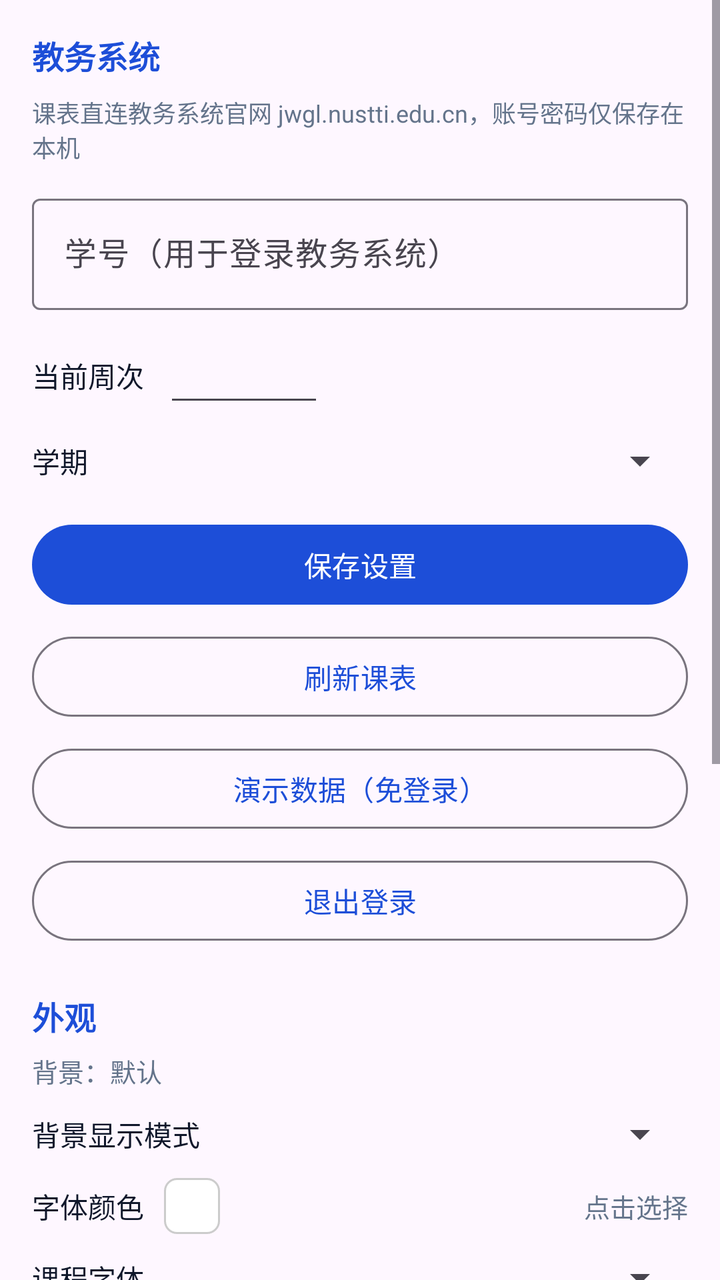
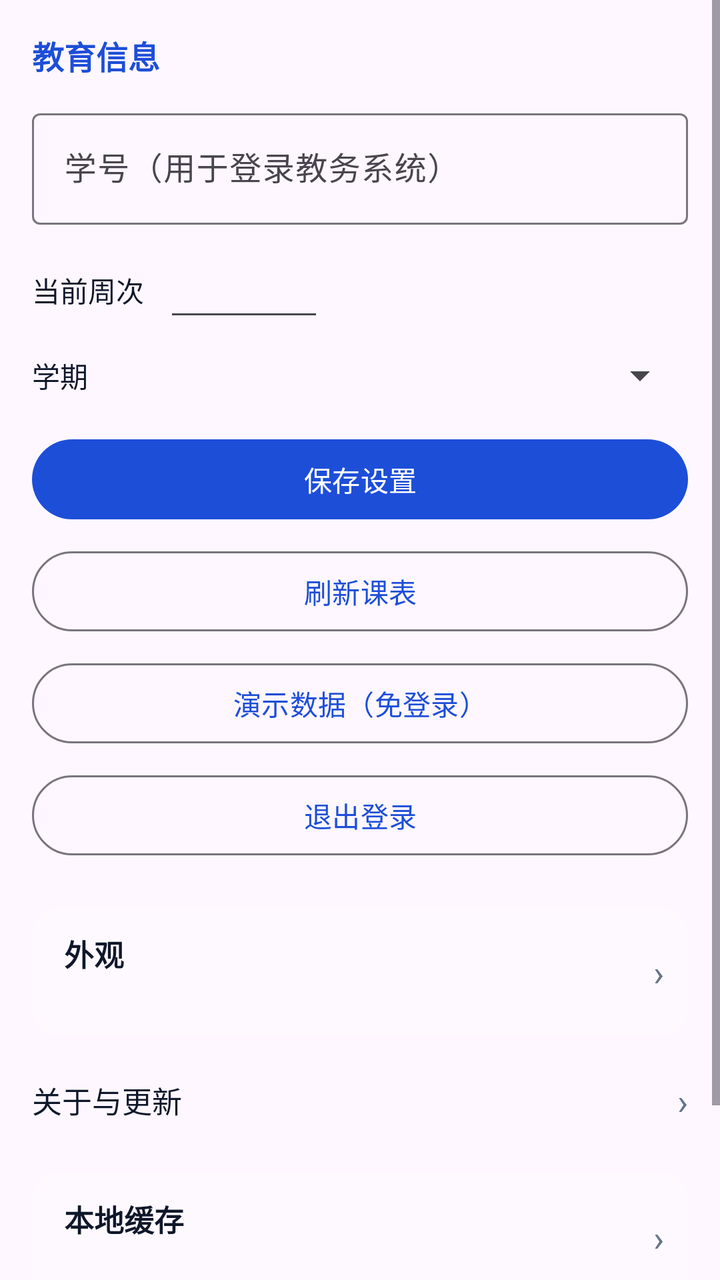

The first picture is an Android layout as it rendered before a commit; the second is the same layout after the commit. The layout source and the unified diff follow.
<!-- AndroidManifest.xml: application theme Theme.NusttiTimetable -->
<!-- res/layout/fragment_settings.xml -->
<?xml version="1.0" encoding="utf-8"?>
<ScrollView xmlns:android="http://schemas.android.com/apk/res/android"
    android:layout_width="match_parent"
    android:layout_height="match_parent"
    android:background="@android:color/transparent">

    <LinearLayout
        android:layout_width="match_parent"
        android:layout_height="wrap_content"
        android:orientation="vertical"
        android:padding="16dp">

        <TextView
            android:layout_width="wrap_content"
            android:layout_height="wrap_content"
            android:text="教务系统"
            android:textColor="@color/brand"
            android:textSize="16sp"
            android:textStyle="bold" />

        <TextView
            android:layout_width="match_parent"
            android:layout_height="wrap_content"
            android:layout_marginTop="8dp"
            android:text="@string/tip_jwgl"
            android:textColor="@color/text_secondary"
            android:textSize="12sp" />

        <com.google.android.material.textfield.TextInputLayout
            android:layout_width="match_parent"
            android:layout_height="wrap_content"
            android:layout_marginTop="12dp"
            android:hint="学号（用于登录教务系统）">

            <com.google.android.material.textfield.TextInputEditText
                android:id="@+id/etStudentId"
                android:layout_width="match_parent"
                android:layout_height="wrap_content"
                android:inputType="text"
                android:singleLine="true" />
        </com.google.android.material.textfield.TextInputLayout>

        <LinearLayout
            android:layout_width="match_parent"
            android:layout_height="wrap_content"
            android:layout_marginTop="12dp"
            android:gravity="center_vertical"
            android:orientation="horizontal">

            <TextView
                android:layout_width="wrap_content"
                android:layout_height="wrap_content"
                android:text="当前周次"
                android:textColor="@color/text_primary"
                android:textSize="14sp" />

            <EditText
                android:id="@+id/etWeek"
                android:layout_width="80dp"
                android:layout_height="wrap_content"
                android:layout_marginStart="10dp"
                android:inputType="number"
                android:singleLine="true" />

            <TextView
                android:id="@+id/tvWeekRange"
                android:layout_width="0dp"
                android:layout_height="wrap_content"
                android:layout_marginStart="10dp"
                android:layout_weight="1"
                android:textColor="@color/text_secondary"
                android:textSize="12sp" />
        </LinearLayout>

        <LinearLayout
            android:layout_width="match_parent"
            android:layout_height="wrap_content"
            android:layout_marginTop="10dp"
            android:gravity="center_vertical"
            android:orientation="horizontal">

            <TextView
                android:layout_width="wrap_content"
                android:layout_height="wrap_content"
                android:text="学期"
                android:textColor="@color/text_primary"
                android:textSize="14sp" />

            <Spinner
                android:id="@+id/spTerm"
                android:layout_width="0dp"
                android:layout_height="wrap_content"
                android:layout_marginStart="10dp"
                android:layout_weight="1" />
        </LinearLayout>

        <Button
            android:id="@+id/btnSave"
            android:layout_width="match_parent"
            android:layout_height="wrap_content"
            android:layout_marginTop="16dp"
            android:text="@string/action_save"
            android:textAllCaps="false" />

        <Button
            android:id="@+id/btnRefresh"
            style="?attr/materialButtonOutlinedStyle"
            android:layout_width="match_parent"
            android:layout_height="wrap_content"
            android:layout_marginTop="8dp"
            android:text="@string/action_refresh"
            android:textAllCaps="false" />

        <Button
            android:id="@+id/btnDemo"
            style="?attr/materialButtonOutlinedStyle"
            android:layout_width="match_parent"
            android:layout_height="wrap_content"
            android:layout_marginTop="8dp"
            android:text="@string/action_demo"
            android:textAllCaps="false" />

        <Button
            android:id="@+id/btnLogout"
            style="?attr/materialButtonOutlinedStyle"
            android:layout_width="match_parent"
            android:layout_height="wrap_content"
            android:layout_marginTop="8dp"
            android:text="@string/action_logout"
            android:textAllCaps="false" />

        <TextView
            android:layout_width="wrap_content"
            android:layout_height="wrap_content"
            android:layout_marginTop="22dp"
            android:text="外观"
            android:textColor="@color/brand"
            android:textSize="16sp"
            android:textStyle="bold" />

        <TextView
            android:id="@+id/tvBgStatus"
            android:layout_width="match_parent"
            android:layout_height="wrap_content"
            android:layout_marginTop="6dp"
            android:text="背景：默认"
            android:textColor="@color/text_secondary"
            android:textSize="13sp" />

        <LinearLayout
            android:layout_width="match_parent"
            android:layout_height="wrap_content"
            android:layout_marginTop="10dp"
            android:gravity="center_vertical"
            android:orientation="horizontal">

            <TextView
                android:layout_width="wrap_content"
                android:layout_height="wrap_content"
                android:text="背景显示模式"
                android:textColor="@color/text_primary"
                android:textSize="14sp" />

            <Spinner
                android:id="@+id/spBgMode"
                android:layout_width="0dp"
                android:layout_height="wrap_content"
                android:layout_marginStart="10dp"
                android:layout_weight="1" />
        </LinearLayout>

        <LinearLayout
            android:id="@+id/rowFontColor"
            android:layout_width="match_parent"
            android:layout_height="wrap_content"
            android:layout_marginTop="10dp"
            android:clickable="true"
            android:focusable="true"
            android:gravity="center_vertical"
            android:orientation="horizontal">

            <TextView
                android:layout_width="wrap_content"
                android:layout_height="wrap_content"
                android:text="字体颜色"
                android:textColor="@color/text_primary"
                android:textSize="14sp" />

            <View
                android:id="@+id/vFontColorPreview"
                android:layout_width="28dp"
                android:layout_height="28dp"
                android:layout_marginStart="10dp"
                android:background="@drawable/bg_color_preview" />

            <TextView
                android:id="@+id/tvFontColorHint"
                android:layout_width="0dp"
                android:layout_height="wrap_content"
                android:layout_marginStart="10dp"
                android:layout_weight="1"
                android:gravity="end"
                android:text="点击选择"
                android:textColor="@color/text_secondary"
                android:textSize="13sp" />
        </LinearLayout>

        <LinearLayout
            android:layout_width="match_parent"
            android:layout_height="wrap_content"
            android:layout_marginTop="10dp"
            android:gravity="center_vertical"
            android:orientation="horizontal">

            <TextView
                android:layout_width="wrap_content"
                android:layout_height="wrap_content"
                android:text="课程字体"
                android:textColor="@color/text_primary"
                android:textSize="14sp" />

            <Spinner
                android:id="@+id/spFontFamily"
                android:layout_width="0dp"
                android:layout_height="wrap_content"
                android:layout_marginStart="10dp"
                android:layout_weight="1" />
        </LinearLayout>

        <Button
            android:id="@+id/btnPickBackground"
            style="?attr/materialButtonOutlinedStyle"
            android:layout_width="match_parent"
            android:layout_height="wrap_content"
            android:layout_marginTop="8dp"
            android:text="选择背景图片"
            android:textAllCaps="false" />

        <Button
            android:id="@+id/btnResetBackground"
            style="?attr/materialButtonOutlinedStyle"
            android:layout_width="match_parent"
            android:layout_height="wrap_content"
            android:layout_marginTop="8dp"
            android:text="恢复默认背景"
            android:textAllCaps="false" />

        <LinearLayout
            android:layout_width="match_parent"
            android:layout_height="wrap_content"
            android:layout_marginTop="14dp"
            android:gravity="center_vertical"
            android:orientation="horizontal">

            <TextView
                android:layout_width="wrap_content"
                android:layout_height="wrap_content"
                android:text="课程块透明度"
                android:textColor="@color/text_primary"
                android:textSize="14sp" />

            <TextView
                android:id="@+id/tvBlockAlpha"
                android:layout_width="wrap_content"
                android:layout_height="wrap_content"
                android:layout_marginStart="8dp"
                android:text="85%"
                android:textColor="@color/text_secondary"
                android:textSize="13sp" />

            <View
                android:layout_width="0dp"
                android:layout_height="1dp"
                android:layout_weight="1" />

            <TextView
                android:id="@+id/btnResetBlockAlpha"
                android:layout_width="wrap_content"
                android:layout_height="wrap_content"
                android:clickable="true"
                android:focusable="true"
                android:text="恢复默认"
                android:textColor="@color/brand"
                android:textSize="13sp" />
        </LinearLayout>

        <SeekBar
            android:id="@+id/sbBlockAlpha"
            android:layout_width="match_parent"
            android:layout_height="wrap_content"
            android:layout_marginTop="2dp"
            android:max="100"
            android:progress="85" />

        <TextView
            android:layout_width="match_parent"
            android:layout_height="wrap_content"
            android:text="数值越低，课程块越透明、自定义背景越清晰；建议不低于 60% 以保证课程文字可读。"
            android:textColor="@color/text_secondary"
            android:textSize="12sp" />

        <LinearLayout
            android:id="@+id/rowAbout"
            android:layout_width="match_parent"
            android:layout_height="wrap_content"
            android:layout_marginTop="22dp"
            android:clickable="true"
            android:focusable="true"
            android:gravity="center_vertical"
            android:orientation="horizontal"
            android:paddingTop="10dp"
            android:paddingBottom="10dp">

            <TextView
                android:layout_width="wrap_content"
                android:layout_height="wrap_content"
                android:text="关于与更新"
                android:textColor="@color/text_primary"
                android:textSize="15sp" />

            <View
                android:layout_width="0dp"
                android:layout_height="1dp"
                android:layout_weight="1" />

            <TextView
                android:id="@+id/tvAboutVersion"
                android:layout_width="wrap_content"
                android:layout_height="wrap_content"
                android:textColor="@color/text_secondary"
                android:textSize="13sp" />

            <TextView
                android:layout_width="wrap_content"
                android:layout_height="wrap_content"
                android:layout_marginStart="6dp"
                android:text="›"
                android:textColor="@color/text_secondary"
                android:textSize="18sp" />
        </LinearLayout>

        <TextView
            android:layout_width="wrap_content"
            android:layout_height="wrap_content"
            android:layout_marginTop="22dp"
            android:text="本地缓存"
            android:textColor="@color/brand"
            android:textSize="16sp"
            android:textStyle="bold" />

        <TextView
            android:id="@+id/tvCacheInfo"
            android:layout_width="match_parent"
            android:layout_height="wrap_content"
            android:layout_marginTop="6dp"
            android:textColor="@color/text_secondary"
            android:textSize="13sp" />

        <TextView
            android:layout_width="wrap_content"
            android:layout_height="wrap_content"
            android:layout_marginTop="22dp"
            android:text="数据来源"
            android:textColor="@color/brand"
            android:textSize="16sp"
            android:textStyle="bold" />

        <TextView
            android:id="@+id/tvApiList"
            android:layout_width="match_parent"
            android:layout_height="wrap_content"
            android:layout_marginTop="6dp"
            android:textColor="@color/text_secondary"
            android:textSize="13sp" />
    </LinearLayout>
</ScrollView>
<!-- resources referenced by this layout -->
<resources>
  <color name="brand">#1D4ED8</color>
  <color name="text_primary">#0F172A</color>
  <color name="text_secondary">#64748B</color>
  <!-- drawable bg_color_preview (drawable) -->
  <?xml version="1.0" encoding="utf-8"?>
  <shape xmlns:android="http://schemas.android.com/apk/res/android">
      <corners android:radius="6dp" />
      <solid android:color="#FFFFFFFF" />
      <stroke android:width="1dp" android:color="#CCCCCC" />
  </shape>
  <string name="action_demo">演示数据（免登录）</string>
  <string name="action_logout">退出登录</string>
  <string name="action_refresh">刷新课表</string>
  <string name="action_save">保存设置</string>
  <string name="tip_jwgl">课表直连教务系统官网 jwgl.nustti.edu.cn，账号密码仅保存在本机</string>
  <style name="Theme.NusttiTimetable" parent="Theme.Material3.DayNight.NoActionBar">
          <item name="colorPrimary">@color/brand</item>
          <item name="colorPrimaryDark">@color/brand_dark</item>
          <item name="colorOnPrimary">@color/white</item>
          <item name="android:statusBarColor" tools:targetApi="l">@color/brand_dark</item>
      </style>
  <color name="brand_dark">#0F172A</color>
  <color name="white">#FFFFFFFF</color>
</resources>

<!-- the commit's change to res/layout/fragment_settings.xml (unified diff, before → after) -->
@@ -13,19 +13,11 @@
         <TextView
             android:layout_width="wrap_content"
             android:layout_height="wrap_content"
-            android:text="教务系统"
+            android:text="教育信息"
             android:textColor="@color/brand"
             android:textSize="16sp"
             android:textStyle="bold" />
 
-        <TextView
-            android:layout_width="match_parent"
-            android:layout_height="wrap_content"
-            android:layout_marginTop="8dp"
-            android:text="@string/tip_jwgl"
-            android:textColor="@color/text_secondary"
-            android:textSize="12sp" />
-
         <com.google.android.material.textfield.TextInputLayout
             android:layout_width="match_parent"
             android:layout_height="wrap_content"
@@ -129,184 +121,62 @@
             android:text="@string/action_logout"
             android:textAllCaps="false" />
 
-        <TextView
-            android:layout_width="wrap_content"
+        
+        <LinearLayout
+            android:id="@+id/rowAppearance"
+            android:layout_width="match_parent"
             android:layout_height="wrap_content"
             android:layout_marginTop="22dp"
-            android:text="外观"
-            android:textColor="@color/brand"
-            android:textSize="16sp"
-            android:textStyle="bold" />
-
-        <TextView
-            android:id="@+id/tvBgStatus"
-            android:layout_width="match_parent"
-            android:layout_height="wrap_content"
-            android:layout_marginTop="6dp"
-            android:text="背景：默认"
-            android:textColor="@color/text_secondary"
-            android:textSize="13sp" />
-
-        <LinearLayout
-            android:layout_width="match_parent"
-            android:layout_height="wrap_content"
-            android:layout_marginTop="10dp"
-            android:gravity="center_vertical"
-            android:orientation="horizontal">
-
-            <TextView
-                android:layout_width="wrap_content"
-                android:layout_height="wrap_content"
-                android:text="背景显示模式"
-                android:textColor="@color/text_primary"
-                android:textSize="14sp" />
-
-            <Spinner
-                android:id="@+id/spBgMode"
-                android:layout_width="0dp"
-                android:layout_height="wrap_content"
-                android:layout_marginStart="10dp"
-                android:layout_weight="1" />
-        </LinearLayout>
-
-        <LinearLayout
-            android:id="@+id/rowFontColor"
+            android:background="@drawable/bg_settings_row"
+            android:clickable="true"
+            android:focusable="true"
+            android:gravity="center_vertical"
+            android:orientation="horizontal"
+            android:paddingStart="16dp"
+            android:paddingTop="12dp"
+            android:paddingEnd="12dp"
+            android:paddingBottom="12dp">
+
+            <LinearLayout
+                android:layout_width="0dp"
+                android:layout_height="wrap_content"
+                android:layout_weight="1"
+                android:orientation="vertical">
+
+                <TextView
+                    android:layout_width="wrap_content"
+                    android:layout_height="wrap_content"
+                    android:text="外观"
+                    android:textColor="@color/text_primary"
+                    android:textSize="15sp"
+                    android:textStyle="bold" />
+
+                <TextView
+                    android:id="@+id/tvAppearanceSummary"
+                    android:layout_width="wrap_content"
+                    android:layout_height="wrap_content"
+                    android:layout_marginTop="2dp"
+                    android:textColor="@color/text_secondary"
+                    android:textSize="12sp" />
+            </LinearLayout>
+
+            <TextView
+                android:layout_width="wrap_content"
+                android:layout_height="wrap_content"
+                android:text="›"
+                android:textColor="@color/text_secondary"
+                android:textSize="18sp" />
+        </LinearLayout>
+
+        
+        <LinearLayout
+            android:id="@+id/rowAbout"
             android:layout_width="match_parent"
             android:layout_height="wrap_content"
             android:layout_marginTop="10dp"
             android:clickable="true"
             android:focusable="true"
             android:gravity="center_vertical"
-            android:orientation="horizontal">
-
-            <TextView
-                android:layout_width="wrap_content"
-                android:layout_height="wrap_content"
-                android:text="字体颜色"
-                android:textColor="@color/text_primary"
-                android:textSize="14sp" />
-
-            <View
-                android:id="@+id/vFontColorPreview"
-                android:layout_width="28dp"
-                android:layout_height="28dp"
-                android:layout_marginStart="10dp"
-                android:background="@drawable/bg_color_preview" />
-
-            <TextView
-                android:id="@+id/tvFontColorHint"
-                android:layout_width="0dp"
-                android:layout_height="wrap_content"
-                android:layout_marginStart="10dp"
-                android:layout_weight="1"
-                android:gravity="end"
-                android:text="点击选择"
-                android:textColor="@color/text_secondary"
-                android:textSize="13sp" />
-        </LinearLayout>
-
-        <LinearLayout
-            android:layout_width="match_parent"
-            android:layout_height="wrap_content"
-            android:layout_marginTop="10dp"
-            android:gravity="center_vertical"
-            android:orientation="horizontal">
-
-            <TextView
-                android:layout_width="wrap_content"
-                android:layout_height="wrap_content"
-                android:text="课程字体"
-                android:textColor="@color/text_primary"
-                android:textSize="14sp" />
-
-            <Spinner
-                android:id="@+id/spFontFamily"
-                android:layout_width="0dp"
-                android:layout_height="wrap_content"
-                android:layout_marginStart="10dp"
-                android:layout_weight="1" />
-        </LinearLayout>
-
-        <Button
-            android:id="@+id/btnPickBackground"
-            style="?attr/materialButtonOutlinedStyle"
-            android:layout_width="match_parent"
-            android:layout_height="wrap_content"
-            android:layout_marginTop="8dp"
-            android:text="选择背景图片"
-            android:textAllCaps="false" />
-
-        <Button
-            android:id="@+id/btnResetBackground"
-            style="?attr/materialButtonOutlinedStyle"
-            android:layout_width="match_parent"
-            android:layout_height="wrap_content"
-            android:layout_marginTop="8dp"
-            android:text="恢复默认背景"
-            android:textAllCaps="false" />
-
-        <LinearLayout
-            android:layout_width="match_parent"
-            android:layout_height="wrap_content"
-            android:layout_marginTop="14dp"
-            android:gravity="center_vertical"
-            android:orientation="horizontal">
-
-            <TextView
-                android:layout_width="wrap_content"
-                android:layout_height="wrap_content"
-                android:text="课程块透明度"
-                android:textColor="@color/text_primary"
-                android:textSize="14sp" />
-
-            <TextView
-                android:id="@+id/tvBlockAlpha"
-                android:layout_width="wrap_content"
-                android:layout_height="wrap_content"
-                android:layout_marginStart="8dp"
-                android:text="85%"
-                android:textColor="@color/text_secondary"
-                android:textSize="13sp" />
-
-            <View
-                android:layout_width="0dp"
-                android:layout_height="1dp"
-                android:layout_weight="1" />
-
-            <TextView
-                android:id="@+id/btnResetBlockAlpha"
-                android:layout_width="wrap_content"
-                android:layout_height="wrap_content"
-                android:clickable="true"
-                android:focusable="true"
-                android:text="恢复默认"
-                android:textColor="@color/brand"
-                android:textSize="13sp" />
-        </LinearLayout>
-
-        <SeekBar
-            android:id="@+id/sbBlockAlpha"
-            android:layout_width="match_parent"
-            android:layout_height="wrap_content"
-            android:layout_marginTop="2dp"
-            android:max="100"
-            android:progress="85" />
-
-        <TextView
-            android:layout_width="match_parent"
-            android:layout_height="wrap_content"
-            android:text="数值越低，课程块越透明、自定义背景越清晰；建议不低于 60% 以保证课程文字可读。"
-            android:textColor="@color/text_secondary"
-            android:textSize="12sp" />
-
-        <LinearLayout
-            android:id="@+id/rowAbout"
-            android:layout_width="match_parent"
-            android:layout_height="wrap_content"
-            android:layout_marginTop="22dp"
-            android:clickable="true"
-            android:focusable="true"
-            android:gravity="center_vertical"
             android:orientation="horizontal"
             android:paddingTop="10dp"
             android:paddingBottom="10dp">
@@ -339,38 +209,98 @@
                 android:textSize="18sp" />
         </LinearLayout>
 
-        <TextView
-            android:layout_width="wrap_content"
-            android:layout_height="wrap_content"
-            android:layout_marginTop="22dp"
-            android:text="本地缓存"
-            android:textColor="@color/brand"
-            android:textSize="16sp"
-            android:textStyle="bold" />
-
-        <TextView
-            android:id="@+id/tvCacheInfo"
-            android:layout_width="match_parent"
-            android:layout_height="wrap_content"
-            android:layout_marginTop="6dp"
-            android:textColor="@color/text_secondary"
-            android:textSize="13sp" />
-
-        <TextView
-            android:layout_width="wrap_content"
-            android:layout_height="wrap_content"
-            android:layout_marginTop="22dp"
-            android:text="数据来源"
-            android:textColor="@color/brand"
-            android:textSize="16sp"
-            android:textStyle="bold" />
-
-        <TextView
-            android:id="@+id/tvApiList"
-            android:layout_width="match_parent"
-            android:layout_height="wrap_content"
-            android:layout_marginTop="6dp"
-            android:textColor="@color/text_secondary"
-            android:textSize="13sp" />
+        
+        <LinearLayout
+            android:id="@+id/rowCache"
+            android:layout_width="match_parent"
+            android:layout_height="wrap_content"
+            android:layout_marginTop="14dp"
+            android:background="@drawable/bg_settings_row"
+            android:clickable="true"
+            android:focusable="true"
+            android:gravity="center_vertical"
+            android:orientation="horizontal"
+            android:paddingStart="16dp"
+            android:paddingTop="12dp"
+            android:paddingEnd="12dp"
+            android:paddingBottom="12dp">
+
+            <LinearLayout
+                android:layout_width="0dp"
+                android:layout_height="wrap_content"
+                android:layout_weight="1"
+                android:orientation="vertical">
+
+                <TextView
+                    android:layout_width="wrap_content"
+                    android:layout_height="wrap_content"
+                    android:text="本地缓存"
+                    android:textColor="@color/text_primary"
+                    android:textSize="15sp"
+                    android:textStyle="bold" />
+
+                <TextView
+                    android:id="@+id/tvCacheSummary"
+                    android:layout_width="wrap_content"
+                    android:layout_height="wrap_content"
+                    android:layout_marginTop="2dp"
+                    android:textColor="@color/text_secondary"
+                    android:textSize="12sp" />
+            </LinearLayout>
+
+            <TextView
+                android:layout_width="wrap_content"
+                android:layout_height="wrap_content"
+                android:text="›"
+                android:textColor="@color/text_secondary"
+                android:textSize="18sp" />
+        </LinearLayout>
+
+        
+        <LinearLayout
+            android:id="@+id/rowDataSource"
+            android:layout_width="match_parent"
+            android:layout_height="wrap_content"
+            android:layout_marginTop="10dp"
+            android:background="@drawable/bg_settings_row"
+            android:clickable="true"
+            android:focusable="true"
+            android:gravity="center_vertical"
+            android:orientation="horizontal"
+            android:paddingStart="16dp"
+            android:paddingTop="12dp"
+            android:paddingEnd="12dp"
+            android:paddingBottom="12dp">
+
+            <LinearLayout
+                android:layout_width="0dp"
+                android:layout_height="wrap_content"
+                android:layout_weight="1"
+                android:orientation="vertical">
+
+                <TextView
+                    android:layout_width="wrap_content"
+                    android:layout_height="wrap_content"
+                    android:text="数据来源"
+                    android:textColor="@color/text_primary"
+                    android:textSize="15sp"
+                    android:textStyle="bold" />
+
+                <TextView
+                    android:id="@+id/tvDataSourceSummary"
+                    android:layout_width="wrap_content"
+                    android:layout_height="wrap_content"
+                    android:layout_marginTop="2dp"
+                    android:textColor="@color/text_secondary"
+                    android:textSize="12sp" />
+            </LinearLayout>
+
+            <TextView
+                android:layout_width="wrap_content"
+                android:layout_height="wrap_content"
+                android:text="›"
+                android:textColor="@color/text_secondary"
+                android:textSize="18sp" />
+        </LinearLayout>
     </LinearLayout>
 </ScrollView>
<!-- resource entries referenced after the edit -->
@@ -3,18 +3,16 @@
   <color name="brand">#1D4ED8</color>
   <color name="text_primary">#0F172A</color>
   <color name="text_secondary">#64748B</color>
-  <!-- drawable bg_color_preview (drawable) -->
+  <!-- drawable bg_settings_row (drawable) -->
   <?xml version="1.0" encoding="utf-8"?>
   <shape xmlns:android="http://schemas.android.com/apk/res/android">
-      <corners android:radius="6dp" />
-      <solid android:color="#FFFFFFFF" />
-      <stroke android:width="1dp" android:color="#CCCCCC" />
+      <solid android:color="#30FFFFFF" />
+      <corners android:radius="14dp" />
   </shape>
   <string name="action_demo">演示数据（免登录）</string>
   <string name="action_logout">退出登录</string>
   <string name="action_refresh">刷新课表</string>
   <string name="action_save">保存设置</string>
-  <string name="tip_jwgl">课表直连教务系统官网 jwgl.nustti.edu.cn，账号密码仅保存在本机</string>
   <style name="Theme.NusttiTimetable" parent="Theme.Material3.DayNight.NoActionBar">
           <item name="colorPrimary">@color/brand</item>
           <item name="colorPrimaryDark">@color/brand_dark</item>
